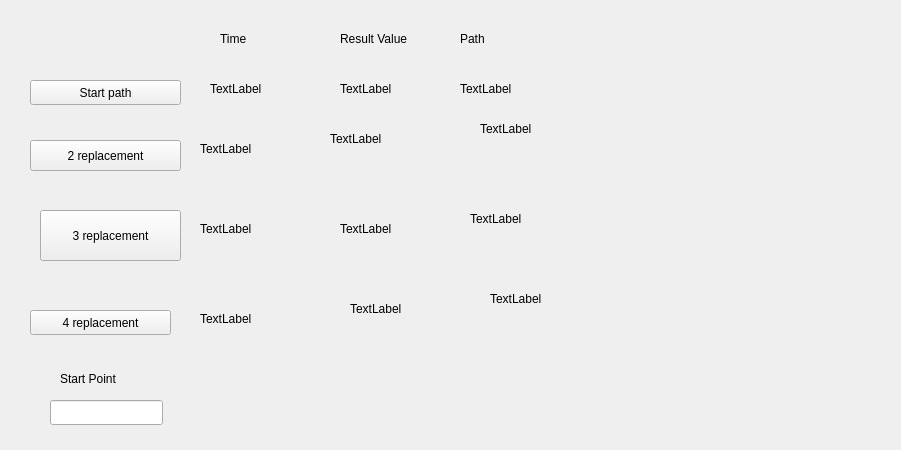
Above: TSP/tspresult.ui from TonyEastwood/TSP_Local_method_c_plus_plus before the change. Below: the same form after it.
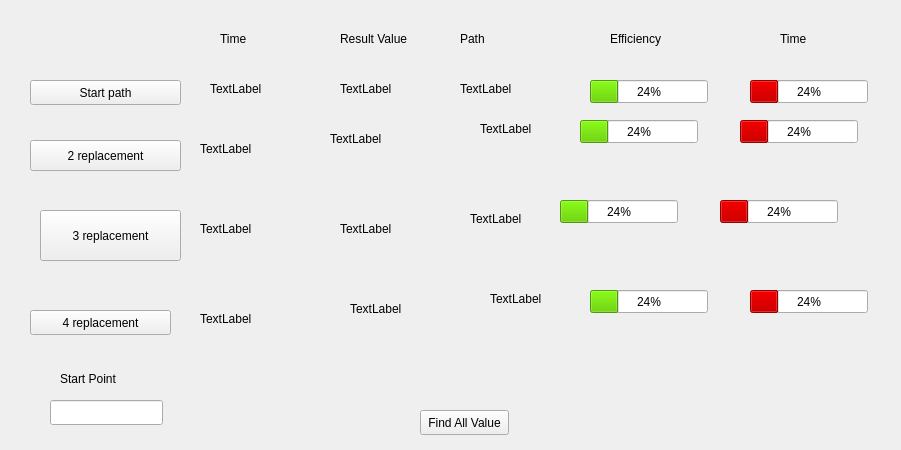
That is the form after the change.

Commit message: add progress bar with Efficiety and algorytms times

```diff
--- a/TSP/tspresult.ui
+++ b/TSP/tspresult.ui
@@ -283,6 +283,457 @@
     </rect>
    </property>
   </widget>
+  <widget class="QPushButton" name="buttAllAlgorythm">
+   <property name="geometry">
+    <rect>
+     <x>420</x>
+     <y>410</y>
+     <width>89</width>
+     <height>25</height>
+    </rect>
+   </property>
+   <property name="text">
+    <string>Find All Value</string>
+   </property>
+  </widget>
+  <widget class="QProgressBar" name="progressStartPathAccuracy">
+   <property name="geometry">
+    <rect>
+     <x>590</x>
+     <y>80</y>
+     <width>118</width>
+     <height>23</height>
+    </rect>
+   </property>
+   <property name="palette">
+    <palette>
+     <active>
+      <colorrole role="Highlight">
+       <brush brushstyle="SolidPattern">
+        <color alpha="255">
+         <red>115</red>
+         <green>210</green>
+         <blue>22</blue>
+        </color>
+       </brush>
+      </colorrole>
+     </active>
+     <inactive>
+      <colorrole role="Highlight">
+       <brush brushstyle="SolidPattern">
+        <color alpha="255">
+         <red>115</red>
+         <green>210</green>
+         <blue>22</blue>
+        </color>
+       </brush>
+      </colorrole>
+     </inactive>
+     <disabled>
+      <colorrole role="Highlight">
+       <brush brushstyle="SolidPattern">
+        <color alpha="255">
+         <red>145</red>
+         <green>145</green>
+         <blue>145</blue>
+        </color>
+       </brush>
+      </colorrole>
+     </disabled>
+    </palette>
+   </property>
+   <property name="value">
+    <number>24</number>
+   </property>
+  </widget>
+  <widget class="QProgressBar" name="progressDoubleReplaceAccuracy">
+   <property name="geometry">
+    <rect>
+     <x>580</x>
+     <y>120</y>
+     <width>118</width>
+     <height>23</height>
+    </rect>
+   </property>
+   <property name="palette">
+    <palette>
+     <active>
+      <colorrole role="Highlight">
+       <brush brushstyle="SolidPattern">
+        <color alpha="255">
+         <red>115</red>
+         <green>210</green>
+         <blue>22</blue>
+        </color>
+       </brush>
+      </colorrole>
+     </active>
+     <inactive>
+      <colorrole role="Highlight">
+       <brush brushstyle="SolidPattern">
+        <color alpha="255">
+         <red>115</red>
+         <green>210</green>
+         <blue>22</blue>
+        </color>
+       </brush>
+      </colorrole>
+     </inactive>
+     <disabled>
+      <colorrole role="Highlight">
+       <brush brushstyle="SolidPattern">
+        <color alpha="255">
+         <red>145</red>
+         <green>145</green>
+         <blue>145</blue>
+        </color>
+       </brush>
+      </colorrole>
+     </disabled>
+    </palette>
+   </property>
+   <property name="value">
+    <number>24</number>
+   </property>
+  </widget>
+  <widget class="QProgressBar" name="progressTrippleReplaceAccuracy">
+   <property name="geometry">
+    <rect>
+     <x>560</x>
+     <y>200</y>
+     <width>118</width>
+     <height>23</height>
+    </rect>
+   </property>
+   <property name="palette">
+    <palette>
+     <active>
+      <colorrole role="Highlight">
+       <brush brushstyle="SolidPattern">
+        <color alpha="255">
+         <red>115</red>
+         <green>210</green>
+         <blue>22</blue>
+        </color>
+       </brush>
+      </colorrole>
+     </active>
+     <inactive>
+      <colorrole role="Highlight">
+       <brush brushstyle="SolidPattern">
+        <color alpha="255">
+         <red>115</red>
+         <green>210</green>
+         <blue>22</blue>
+        </color>
+       </brush>
+      </colorrole>
+     </inactive>
+     <disabled>
+      <colorrole role="Highlight">
+       <brush brushstyle="SolidPattern">
+        <color alpha="255">
+         <red>145</red>
+         <green>145</green>
+         <blue>145</blue>
+        </color>
+       </brush>
+      </colorrole>
+     </disabled>
+    </palette>
+   </property>
+   <property name="value">
+    <number>24</number>
+   </property>
+  </widget>
+  <widget class="QProgressBar" name="progressQuadroReplaceAccuracy">
+   <property name="geometry">
+    <rect>
+     <x>590</x>
+     <y>290</y>
+     <width>118</width>
+     <height>23</height>
+    </rect>
+   </property>
+   <property name="palette">
+    <palette>
+     <active>
+      <colorrole role="Highlight">
+       <brush brushstyle="SolidPattern">
+        <color alpha="255">
+         <red>115</red>
+         <green>210</green>
+         <blue>22</blue>
+        </color>
+       </brush>
+      </colorrole>
+     </active>
+     <inactive>
+      <colorrole role="Highlight">
+       <brush brushstyle="SolidPattern">
+        <color alpha="255">
+         <red>115</red>
+         <green>210</green>
+         <blue>22</blue>
+        </color>
+       </brush>
+      </colorrole>
+     </inactive>
+     <disabled>
+      <colorrole role="Highlight">
+       <brush brushstyle="SolidPattern">
+        <color alpha="255">
+         <red>145</red>
+         <green>145</green>
+         <blue>145</blue>
+        </color>
+       </brush>
+      </colorrole>
+     </disabled>
+    </palette>
+   </property>
+   <property name="value">
+    <number>24</number>
+   </property>
+  </widget>
+  <widget class="QProgressBar" name="progressStartPathTime">
+   <property name="geometry">
+    <rect>
+     <x>750</x>
+     <y>80</y>
+     <width>118</width>
+     <height>23</height>
+    </rect>
+   </property>
+   <property name="palette">
+    <palette>
+     <active>
+      <colorrole role="Highlight">
+       <brush brushstyle="SolidPattern">
+        <color alpha="255">
+         <red>204</red>
+         <green>0</green>
+         <blue>0</blue>
+        </color>
+       </brush>
+      </colorrole>
+     </active>
+     <inactive>
+      <colorrole role="Highlight">
+       <brush brushstyle="SolidPattern">
+        <color alpha="255">
+         <red>204</red>
+         <green>0</green>
+         <blue>0</blue>
+        </color>
+       </brush>
+      </colorrole>
+     </inactive>
+     <disabled>
+      <colorrole role="Highlight">
+       <brush brushstyle="SolidPattern">
+        <color alpha="255">
+         <red>145</red>
+         <green>145</green>
+         <blue>145</blue>
+        </color>
+       </brush>
+      </colorrole>
+     </disabled>
+    </palette>
+   </property>
+   <property name="autoFillBackground">
+    <bool>false</bool>
+   </property>
+   <property name="value">
+    <number>24</number>
+   </property>
+  </widget>
+  <widget class="QProgressBar" name="progressTrippleReplaceTime">
+   <property name="geometry">
+    <rect>
+     <x>720</x>
+     <y>200</y>
+     <width>118</width>
+     <height>23</height>
+    </rect>
+   </property>
+   <property name="palette">
+    <palette>
+     <active>
+      <colorrole role="Highlight">
+       <brush brushstyle="SolidPattern">
+        <color alpha="255">
+         <red>204</red>
+         <green>0</green>
+         <blue>0</blue>
+        </color>
+       </brush>
+      </colorrole>
+     </active>
+     <inactive>
+      <colorrole role="Highlight">
+       <brush brushstyle="SolidPattern">
+        <color alpha="255">
+         <red>204</red>
+         <green>0</green>
+         <blue>0</blue>
+        </color>
+       </brush>
+      </colorrole>
+     </inactive>
+     <disabled>
+      <colorrole role="Highlight">
+       <brush brushstyle="SolidPattern">
+        <color alpha="255">
+         <red>145</red>
+         <green>145</green>
+         <blue>145</blue>
+        </color>
+       </brush>
+      </colorrole>
+     </disabled>
+    </palette>
+   </property>
+   <property name="autoFillBackground">
+    <bool>false</bool>
+   </property>
+   <property name="value">
+    <number>24</number>
+   </property>
+  </widget>
+  <widget class="QProgressBar" name="progressQuadroReplaceTime">
+   <property name="geometry">
+    <rect>
+     <x>750</x>
+     <y>290</y>
+     <width>118</width>
+     <height>23</height>
+    </rect>
+   </property>
+   <property name="palette">
+    <palette>
+     <active>
+      <colorrole role="Highlight">
+       <brush brushstyle="SolidPattern">
+        <color alpha="255">
+         <red>204</red>
+         <green>0</green>
+         <blue>0</blue>
+        </color>
+       </brush>
+      </colorrole>
+     </active>
+     <inactive>
+      <colorrole role="Highlight">
+       <brush brushstyle="SolidPattern">
+        <color alpha="255">
+         <red>204</red>
+         <green>0</green>
+         <blue>0</blue>
+        </color>
+       </brush>
+      </colorrole>
+     </inactive>
+     <disabled>
+      <colorrole role="Highlight">
+       <brush brushstyle="SolidPattern">
+        <color alpha="255">
+         <red>145</red>
+         <green>145</green>
+         <blue>145</blue>
+        </color>
+       </brush>
+      </colorrole>
+     </disabled>
+    </palette>
+   </property>
+   <property name="autoFillBackground">
+    <bool>false</bool>
+   </property>
+   <property name="value">
+    <number>24</number>
+   </property>
+  </widget>
+  <widget class="QProgressBar" name="progressDoubleReplaceTIme">
+   <property name="geometry">
+    <rect>
+     <x>740</x>
+     <y>120</y>
+     <width>118</width>
+     <height>23</height>
+    </rect>
+   </property>
+   <property name="palette">
+    <palette>
+     <active>
+      <colorrole role="Highlight">
+       <brush brushstyle="SolidPattern">
+        <color alpha="255">
+         <red>204</red>
+         <green>0</green>
+         <blue>0</blue>
+        </color>
+       </brush>
+      </colorrole>
+     </active>
+     <inactive>
+      <colorrole role="Highlight">
+       <brush brushstyle="SolidPattern">
+        <color alpha="255">
+         <red>204</red>
+         <green>0</green>
+         <blue>0</blue>
+        </color>
+       </brush>
+      </colorrole>
+     </inactive>
+     <disabled>
+      <colorrole role="Highlight">
+       <brush brushstyle="SolidPattern">
+        <color alpha="255">
+         <red>145</red>
+         <green>145</green>
+         <blue>145</blue>
+        </color>
+       </brush>
+      </colorrole>
+     </disabled>
+    </palette>
+   </property>
+   <property name="autoFillBackground">
+    <bool>false</bool>
+   </property>
+   <property name="value">
+    <number>24</number>
+   </property>
+  </widget>
+  <widget class="QLabel" name="label_Time">
+   <property name="geometry">
+    <rect>
+     <x>780</x>
+     <y>30</y>
+     <width>67</width>
+     <height>17</height>
+    </rect>
+   </property>
+   <property name="text">
+    <string>Time</string>
+   </property>
+  </widget>
+  <widget class="QLabel" name="label_accuracy">
+   <property name="geometry">
+    <rect>
+     <x>610</x>
+     <y>30</y>
+     <width>67</width>
+     <height>17</height>
+    </rect>
+   </property>
+   <property name="text">
+    <string>Efficiency</string>
+   </property>
+  </widget>
  </widget>
  <resources/>
  <connections/>
```
The commit also changes 9 other files.
